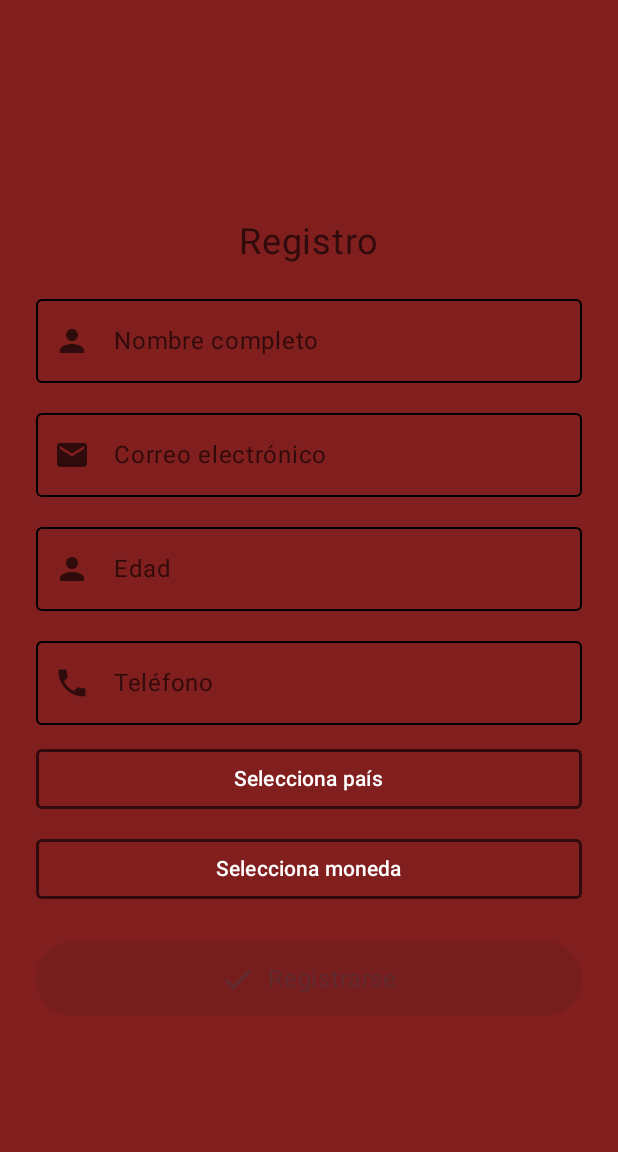
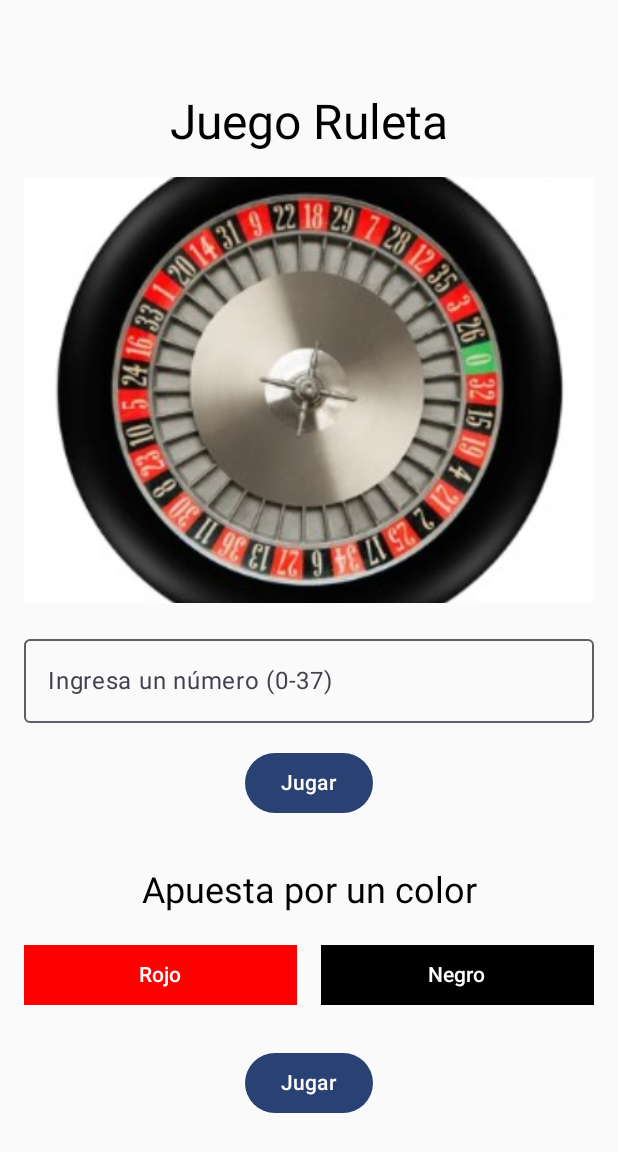
Before and after one commit to tais13/apuestas, an Android app built with Jetpack Compose: the screen it shows after launch (MainActivity), on a phone screen of 412 x 824 dp. Shown: the top 1152 px of the screen. Run offline under Robolectric (Android 15) with nearby library versions, the phone set to English and light mode, and no system bars.

Commit message:
se crea el juego ruleta, ya esta incluido en el main y se añadieron dependencias en el gradle

```diff
--- a/apuestas/app/build.gradle.kts
+++ b/apuestas/app/build.gradle.kts
@@ -59,6 +59,11 @@ dependencies {
     implementation("androidx.compose.ui:ui-graphics")
     implementation("androidx.compose.ui:ui-tooling-preview")
     implementation("androidx.compose.material3:material3")
+    implementation("androidx.compose.foundation:foundation-android:1.5.0")
+
+    // o la versión que uses
+
+
     testImplementation("junit:junit:4.13.2")
     androidTestImplementation("androidx.test.ext:junit:1.1.5")
     androidTestImplementation("androidx.test.espresso:espresso-core:3.5.1")
--- a/apuestas/app/src/main/java/com/example/apuestas/MainActivity.kt
+++ b/apuestas/app/src/main/java/com/example/apuestas/MainActivity.kt
@@ -5,6 +5,7 @@ import RegistroScreen
 import android.os.Bundle
 import androidx.activity.ComponentActivity
 import androidx.activity.compose.setContent
+import com.example.apuestas.ui.RuletaScreen
 import com.example.apuestas.ui.theme.ApuestasTheme
 
 class MainActivity : ComponentActivity() {
@@ -12,7 +13,7 @@ class MainActivity : ComponentActivity() {
         super.onCreate(savedInstanceState)
         setContent {
             ApuestasTheme {
-                RegistroScreen()
+                RuletaScreen()
             }
         }
     }
--- /dev/null
+++ b/apuestas/app/src/main/java/com/example/apuestas/model/Ruleta.kt
@@ -0,0 +1,10 @@
+package com.example.apuestas.model
+
+class Ruleta (
+    var numRuleta: Int? = 0,
+    var colorRul: Boolean? = false,
+    var numAdiv : Int? = 0,
+    var estado : Boolean? = false,
+    var jugada : Int? = 0
+
+)
--- /dev/null
+++ b/apuestas/app/src/main/java/com/example/apuestas/repository/RuletaRepository.kt
@@ -0,0 +1,24 @@
+package com.example.apuestas.repository
+
+import com.example.apuestas.model.Ruleta
+import kotlin.Int
+import kotlin.random.Random
+
+class RuletaRepository {
+
+    var historial = mutableListOf<Ruleta>()
+
+    fun generarNumero(): Int = Random.nextInt(0,37)
+
+
+    fun generarColor() : Boolean= Random.nextBoolean()
+
+    fun guardaHistorial(numRuleta : Int?,colorRul : Boolean?, numAdiv:Int?, estado: Boolean?,jugada: Int?): List<Ruleta>{
+        var ruleta = Ruleta(numRuleta,colorRul, numAdiv,estado,jugada)
+        historial.add(ruleta)
+       return historial
+    }
+
+
+
+}
--- /dev/null
+++ b/apuestas/app/src/main/java/com/example/apuestas/ui/RuletaScreen.kt
@@ -0,0 +1,268 @@
+package com.example.apuestas.ui
+
+
+import androidx.compose.foundation.layout.Arrangement
+import androidx.compose.foundation.layout.Column
+import androidx.compose.foundation.layout.Row
+import androidx.compose.foundation.layout.Spacer
+
+import androidx.compose.foundation.layout.fillMaxSize
+import androidx.compose.foundation.layout.fillMaxWidth
+import androidx.compose.foundation.layout.height
+
+import androidx.compose.foundation.layout.padding
+import androidx.compose.material3.AlertDialog
+import androidx.compose.material3.Button
+import androidx.compose.material3.ButtonDefaults
+
+import androidx.compose.material3.MaterialTheme
+import androidx.compose.material3.OutlinedTextField
+import androidx.compose.material3.Text
+import androidx.compose.material3.TextField
+import androidx.compose.runtime.Composable
+import androidx.compose.runtime.remember
+
+import androidx.compose.ui.Alignment
+import androidx.compose.ui.Modifier
+
+import androidx.compose.ui.unit.dp
+import androidx.compose.runtime.getValue
+import androidx.compose.runtime.setValue
+import androidx.compose.runtime.remember
+import androidx.compose.runtime.mutableStateOf
+import com.example.apuestas.viewmodel.RuletaViewModel
+
+import androidx.compose.foundation.Image
+import androidx.compose.ui.res.painterResource
+import androidx.compose.ui.layout.ContentScale
+import com.example.apuestas.R
+
+
+
+
+
+@Composable
+fun RuletaScreen(){
+
+    var ruletaview = RuletaViewModel()
+
+
+
+
+
+
+
+
+
+
+    var numeroTexto by remember { mutableStateOf("") }
+    var mensajePerder2 by remember { mutableStateOf("") }
+    var mensajePerder by remember { mutableStateOf("") }
+    var mostrarAlerta by remember { mutableStateOf(false) }
+    var contadorPerdidas by remember { mutableStateOf(0) }
+    var contadorPerdidas2 by remember { mutableStateOf(0) }
+    var dineroPerdido by remember { mutableStateOf(0) }
+    var dineroPerdido2 by remember { mutableStateOf(0) }
+    var colorSeleccionado by remember { mutableStateOf<Boolean?>(null) }
+
+
+    // Convierte a Int si es posible, o 0
+    val numeroIngresado: Int = numeroTexto.toIntOrNull() ?: 0
+
+    Column(
+        horizontalAlignment = Alignment.CenterHorizontally,
+        verticalArrangement = Arrangement.Center,
+        modifier = Modifier.fillMaxSize().padding(16.dp)
+    ) {
+
+
+        Text(
+            text = "Juego Ruleta",
+            style = MaterialTheme.typography.headlineLarge,
+            modifier = Modifier.padding(bottom = 16.dp)
+
+        )
+
+        Image(
+            painter = painterResource(id = R.drawable.ruletabyn), // tu imagen sin la extensión
+            contentDescription = "ruletabyn",
+            modifier = Modifier
+                .fillMaxWidth()
+                .height(300.dp)
+                .padding(bottom = 16.dp),
+            contentScale = ContentScale.Crop
+        )
+
+
+
+        OutlinedTextField(
+            value = numeroTexto,
+            onValueChange = { nuevoTexto ->
+                // Permitir solo dígitos
+                if (nuevoTexto.all { it.isDigit() }) {
+                    // Limitar a números entre 0 y 37
+                    val numero = nuevoTexto.toIntOrNull()
+                    if (numero != null && numero <= 37) {
+                        numeroTexto = nuevoTexto
+                    } else if (nuevoTexto.isEmpty()) {
+                        numeroTexto = ""
+                    }
+                }
+            },
+            label = { Text("Ingresa un número (0-37)") },
+            modifier = Modifier.fillMaxWidth()
+            )
+
+
+
+        Spacer(modifier = Modifier.height(16.dp))
+
+        Button(
+            onClick = {
+                if (ruletaview.apostarNumero(numeroIngresado)){
+                    mostrarAlerta = true
+                    mensajePerder = ""
+                }else{
+                    dineroPerdido = dineroPerdido + 500
+                    contadorPerdidas++
+                    mensajePerder = "¡Perdiste!. Intentos $contadorPerdidas"
+
+                }
+            }
+
+
+        ){
+            Text("Jugar")
+        }
+
+        Spacer(modifier = Modifier.height(16.dp))
+
+
+        if (mensajePerder.isNotEmpty()){
+            Text(mensajePerder)
+            Text("Menos $dineroPerdido")
+        }
+
+        if (mostrarAlerta) {
+            contadorPerdidas = 0
+            dineroPerdido = 0
+            AlertDialog(
+                onDismissRequest = { mostrarAlerta = false },
+                title = { Text("¡Ganaste!") },
+                text = { Text("Felicidades, acertaste el número. y ganaste 10.000 USD") },
+                confirmButton = {
+                    Button(onClick = { mostrarAlerta = false }) {
+                        Text("OK")
+                    }
+                }
+            )
+        }
+
+        Spacer(modifier = Modifier.height(16.dp))
+
+
+
+
+
+            Text(
+                text = "Apuesta por un color",
+                style = MaterialTheme.typography.headlineSmall,
+                modifier = Modifier.padding(bottom = 16.dp)
+            )
+
+            //  Fila con botones de color
+            Row(
+                horizontalArrangement = Arrangement.spacedBy(16.dp),
+                verticalAlignment = Alignment.CenterVertically
+            ) {
+                // Boton rojo
+                Button(
+                    onClick = { colorSeleccionado = true },
+                    modifier = Modifier.weight(1f),
+                    colors = ButtonDefaults.buttonColors(
+                        containerColor = androidx.compose.ui.graphics.Color.Red),
+                    shape = androidx.compose.foundation.shape.RoundedCornerShape(0.dp)
+
+
+                ) {
+                    Text("Rojo")
+                }
+                //boton azul
+                Button(
+                    onClick = { colorSeleccionado = false }, // Negro
+                    modifier = Modifier.weight(1f),
+                    colors = ButtonDefaults.buttonColors(
+                        containerColor = androidx.compose.ui.graphics.Color.Black),
+                    shape = androidx.compose.foundation.shape.RoundedCornerShape(0.dp)
+                ) {
+                    Text("Negro")
+                }
+            }
+
+            Spacer(modifier = Modifier.height(24.dp))
+
+            //  Botón Jugar
+            Button(
+                onClick = {
+                    if (colorSeleccionado != null) {
+                        if (ruletaview.aposarColor(colorSeleccionado!!)) {
+                            mostrarAlerta = true
+                            mensajePerder2 = ""
+                            contadorPerdidas2 = 0
+                            dineroPerdido2=0
+
+
+                        } else {
+                            contadorPerdidas2++
+                            dineroPerdido2 = dineroPerdido2 + 100
+                            mensajePerder2 = "¡Perdiste!. $contadorPerdidas2"
+
+                        }
+                    }
+                },
+
+            ) {
+                Text("Jugar")
+            }
+
+            Spacer(modifier = Modifier.height(16.dp))
+
+        if (mensajePerder2.isNotEmpty()){
+            Text(mensajePerder2)
+            Text("Menos. $dineroPerdido2 USD")
+        }
+
+
+
+            // 🔔 Alerta de Ganar
+        if (mostrarAlerta) {
+            AlertDialog(
+                onDismissRequest = { mostrarAlerta = false },
+                title = { Text("🎉 ¡Ganaste!") },
+                text = { Text("Adivinaste el color correcto. Ganaste 300 USD,") },
+                confirmButton = {
+                    Button(onClick = { mostrarAlerta = false }) {
+                        Text("OK")
+                    }
+                }
+            )
+
+        }
+
+
+
+
+
+
+
+
+
+
+    }
+
+
+
+
+
+
+}
--- /dev/null
+++ b/apuestas/app/src/main/java/com/example/apuestas/viewmodel/RuletaViewModel.kt
@@ -0,0 +1,28 @@
+package com.example.apuestas.viewmodel
+
+import com.example.apuestas.model.Ruleta
+import com.example.apuestas.repository.RuletaRepository
+
+
+class RuletaViewModel{
+
+    val rulRepo = RuletaRepository()
+    val rul = Ruleta()
+
+    fun apostarNumero(numSdiv : Int): Boolean{
+        if (numSdiv == rulRepo.generarNumero()){
+            return true
+        }else return false
+    }
+
+    fun aposarColor(colorAdiv: Boolean): Boolean{
+
+        if(colorAdiv == rulRepo.generarColor()){
+            return true
+        }else return false
+    }
+
+
+
+
+}
```
Also changed, not shown: apuestas/app/src/main/res/drawable/ruleta2.jpg (added), apuestas/app/src/main/res/drawable/ruletabyn.jpg (added).
